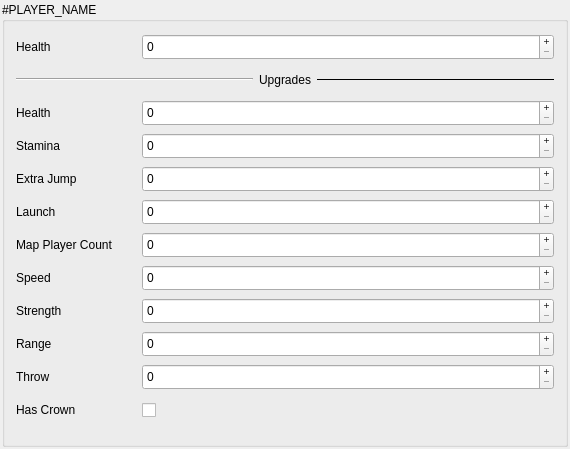
Before: the Qt Designer form playerwidgetitem.ui in XZSt4nce/repo-save-editor, drawn with Qt 5.
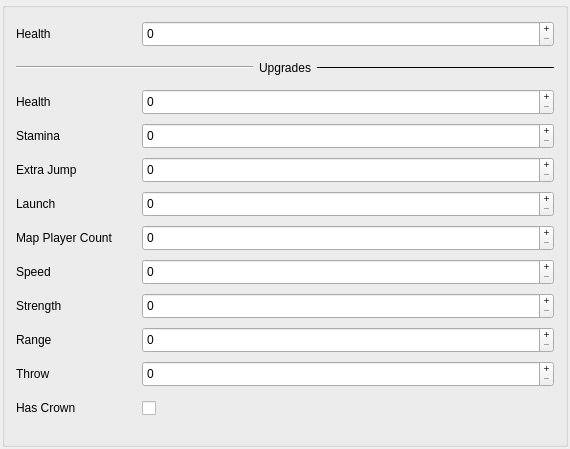
After: the same form once the commit is applied. Custom widgets are drawn as their Qt base class.

Commit message: Players settings via ComboBox that resolves #5

```diff
--- a/playerwidgetitem.ui
+++ b/playerwidgetitem.ui
@@ -28,9 +28,6 @@
    </property>
    <item row="0" column="0">
     <widget class="QGroupBox" name="playerGroupBox">
-     <property name="title">
-      <string>#PLAYER_NAME</string>
-     </property>
      <layout class="QVBoxLayout" name="verticalLayout">
       <item>
        <layout class="QHBoxLayout" name="horizontalLayout">
```
The commit also changes 5 other files.
